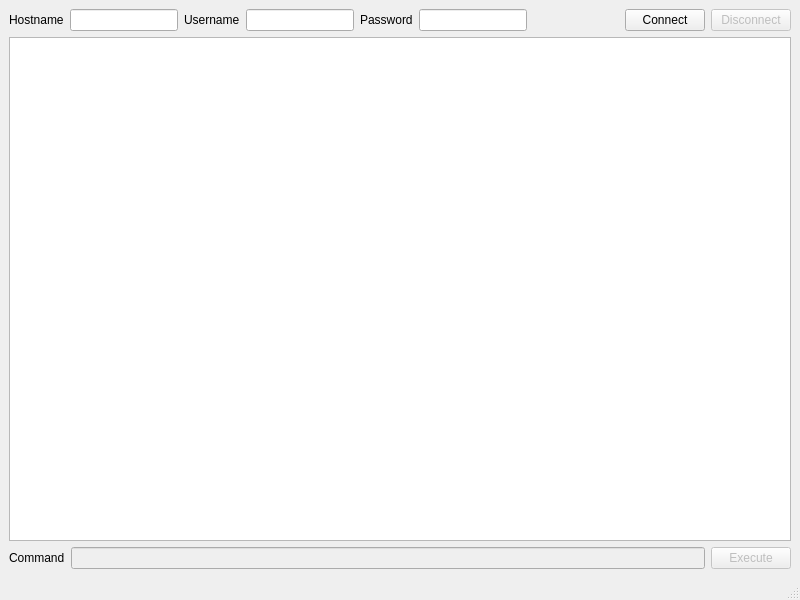
lunarc/re-mote, file mainwindow.ui: the form before one commit.
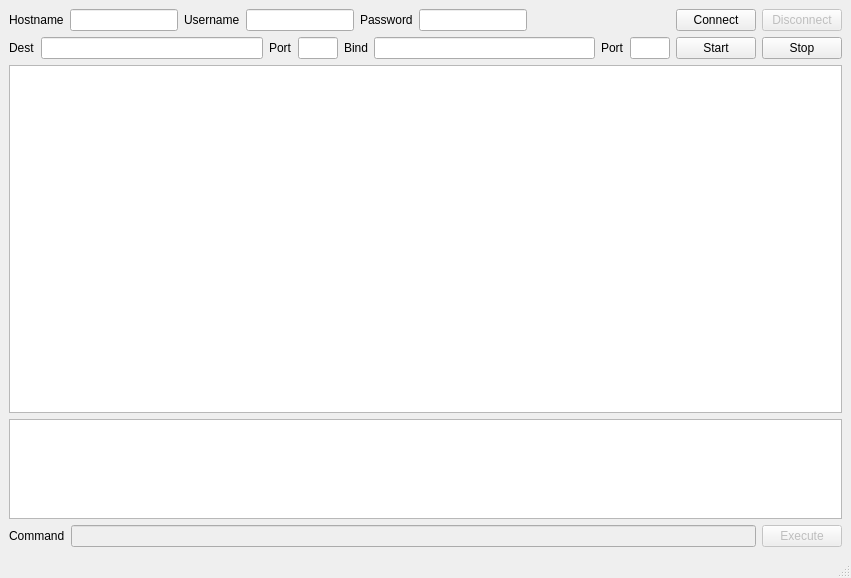
The form after the commit.

Patch:
```diff
--- a/mainwindow.ui
+++ b/mainwindow.ui
@@ -6,8 +6,8 @@
    <rect>
     <x>0</x>
     <y>0</y>
-    <width>800</width>
-    <height>600</height>
+    <width>851</width>
+    <height>578</height>
    </rect>
   </property>
   <property name="windowTitle">
@@ -117,6 +117,78 @@
       </item>
      </layout>
     </item>
+    <item>
+     <layout class="QHBoxLayout" name="horizontalLayout_5">
+      <item>
+       <widget class="QLabel" name="destLabel">
+        <property name="text">
+         <string>Dest</string>
+        </property>
+       </widget>
+      </item>
+      <item>
+       <widget class="QLineEdit" name="destEdit"/>
+      </item>
+      <item>
+       <widget class="QLabel" name="portLabel">
+        <property name="text">
+         <string>Port</string>
+        </property>
+       </widget>
+      </item>
+      <item>
+       <widget class="QLineEdit" name="destPortEdit">
+        <property name="maximumSize">
+         <size>
+          <width>40</width>
+          <height>16777215</height>
+         </size>
+        </property>
+       </widget>
+      </item>
+      <item>
+       <widget class="QLabel" name="bindLabel">
+        <property name="text">
+         <string>Bind</string>
+        </property>
+       </widget>
+      </item>
+      <item>
+       <widget class="QLineEdit" name="bindEdit"/>
+      </item>
+      <item>
+       <widget class="QLabel" name="bindPortLabel">
+        <property name="text">
+         <string>Port</string>
+        </property>
+       </widget>
+      </item>
+      <item>
+       <widget class="QLineEdit" name="bindPortEdit">
+        <property name="maximumSize">
+         <size>
+          <width>40</width>
+          <height>16777215</height>
+         </size>
+        </property>
+       </widget>
+      </item>
+      <item>
+       <widget class="QPushButton" name="connectTunnelButton">
+        <property name="text">
+         <string>Start</string>
+        </property>
+       </widget>
+      </item>
+      <item>
+       <widget class="QPushButton" name="disconnectTunnelButton">
+        <property name="text">
+         <string>Stop</string>
+        </property>
+       </widget>
+      </item>
+     </layout>
+    </item>
     <item>
      <widget class="QTextEdit" name="textEdit">
       <property name="font">
@@ -127,6 +199,21 @@
       </property>
      </widget>
     </item>
+    <item>
+     <widget class="QTextEdit" name="logEdit">
+      <property name="maximumSize">
+       <size>
+        <width>16777215</width>
+        <height>100</height>
+       </size>
+      </property>
+      <property name="font">
+       <font>
+        <family>Berkeley Mono</family>
+       </font>
+      </property>
+     </widget>
+    </item>
     <item>
      <layout class="QHBoxLayout" name="horizontalLayout_4">
       <item>
```
Left out of the diff: 4 changed lines with no effect on the pictures.
